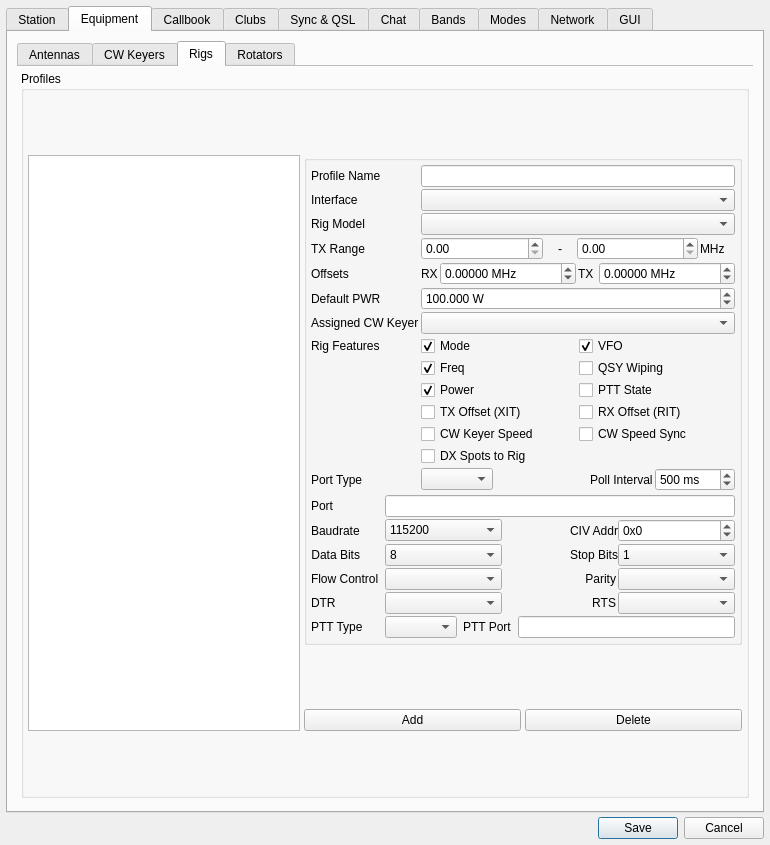
First picture: the form in ui/SettingsDialog.ui, repository aa5sh/QLog, before the edit.
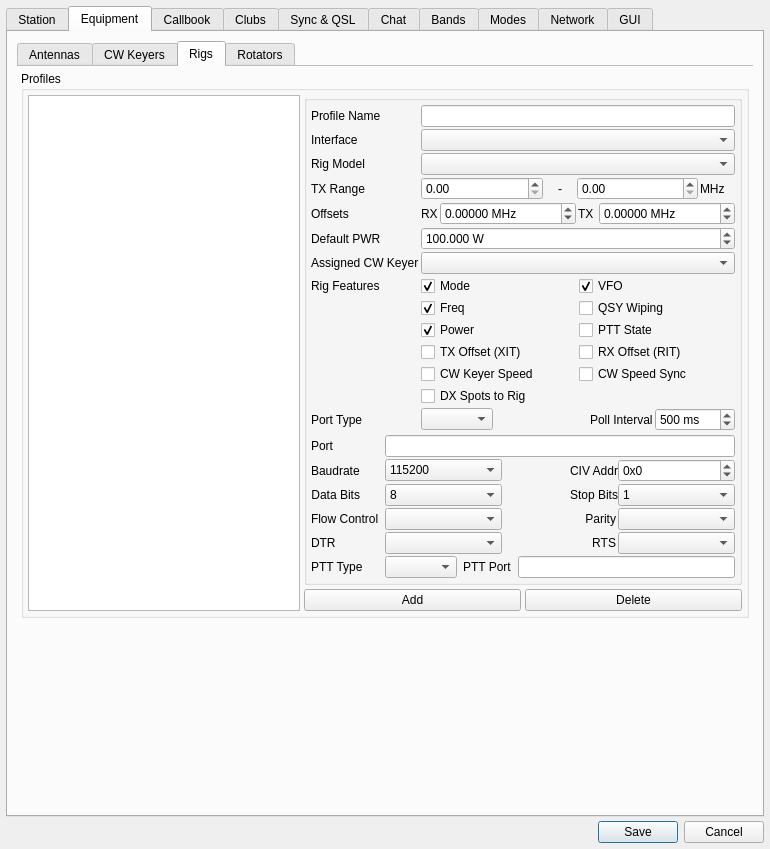
Second picture: the form after the edit. The open tabs and pages were chosen to show the change. Icons and pictures are not drawn. Custom widgets are drawn as their Qt base class.

Commit message: Settings: Added missing spacer to the Rig tab

Diff of the .ui file:
```diff
--- a/ui/SettingsDialog.ui
+++ b/ui/SettingsDialog.ui
@@ -7,7 +7,7 @@
     <x>0</x>
     <y>0</y>
     <width>770</width>
-    <height>845</height>
+    <height>849</height>
    </rect>
   </property>
   <property name="windowTitle">
@@ -2471,6 +2471,19 @@
              </layout>
             </widget>
            </item>
+           <item>
+            <spacer name="verticalSpacer_25">
+             <property name="orientation">
+              <enum>Qt::Vertical</enum>
+             </property>
+             <property name="sizeHint" stdset="0">
+              <size>
+               <width>20</width>
+               <height>40</height>
+              </size>
+             </property>
+            </spacer>
+           </item>
           </layout>
          </widget>
          <widget class="QWidget" name="rotsTab">
```
Left out of the diff: 2 changed lines with no effect on the pictures.
